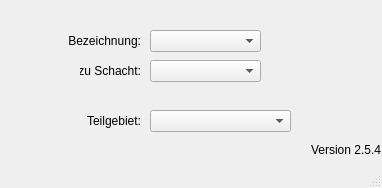
The window that qkan/forms/qkan_anbindungageb.ui (hoettges/QKan) describes before a commit, drawn with Qt 5.
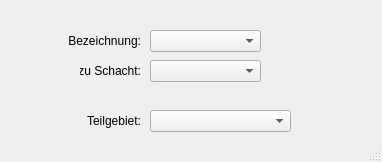
The same window after the commit.

Patch:
```diff
--- a/qkan/forms/qkan_anbindungageb.ui
+++ b/qkan/forms/qkan_anbindungageb.ui
@@ -7,9 +7,14 @@
     <x>0</x>
     <y>0</y>
     <width>382</width>
-    <height>188</height>
+    <height>162</height>
    </rect>
   </property>
+  <property name="font">
+   <font>
+    <family>Tahoma</family>
+   </font>
+  </property>
   <property name="windowTitle">
    <string>MainWindow</string>
   </property>
@@ -33,25 +38,6 @@
      <set>Qt::AlignRight|Qt::AlignTrailing|Qt::AlignVCenter</set>
     </property>
    </widget>
-   <widget class="QLabel" name="lb_version">
-    <property name="geometry">
-     <rect>
-      <x>310</x>
-      <y>140</y>
-      <width>71</width>
-      <height>20</height>
-     </rect>
-    </property>
-    <property name="toolTip">
-     <string>Version QKan Import</string>
-    </property>
-    <property name="text">
-     <string>Version 2.5.4</string>
-    </property>
-    <property name="alignment">
-     <set>Qt::AlignRight|Qt::AlignTrailing|Qt::AlignVCenter</set>
-    </property>
-   </widget>
    <widget class="QComboBox" name="schnam">
     <property name="geometry">
      <rect>
```
